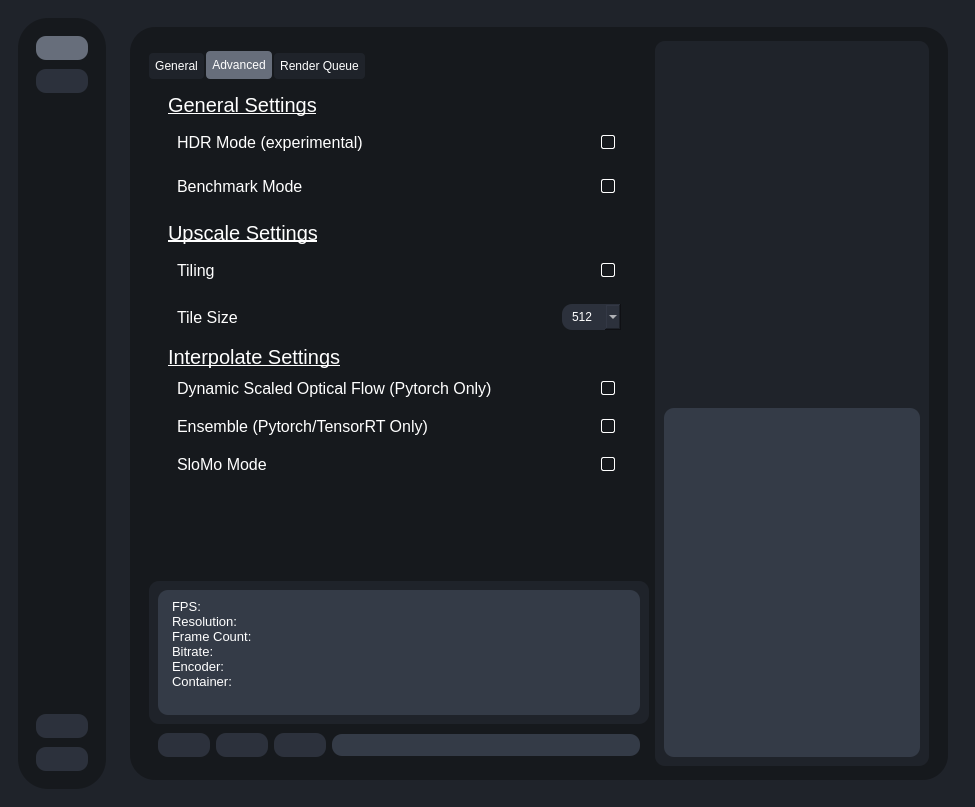
First picture: the form in testRVEInterface.ui, repository gokulmc/enhance_crop, before the edit.
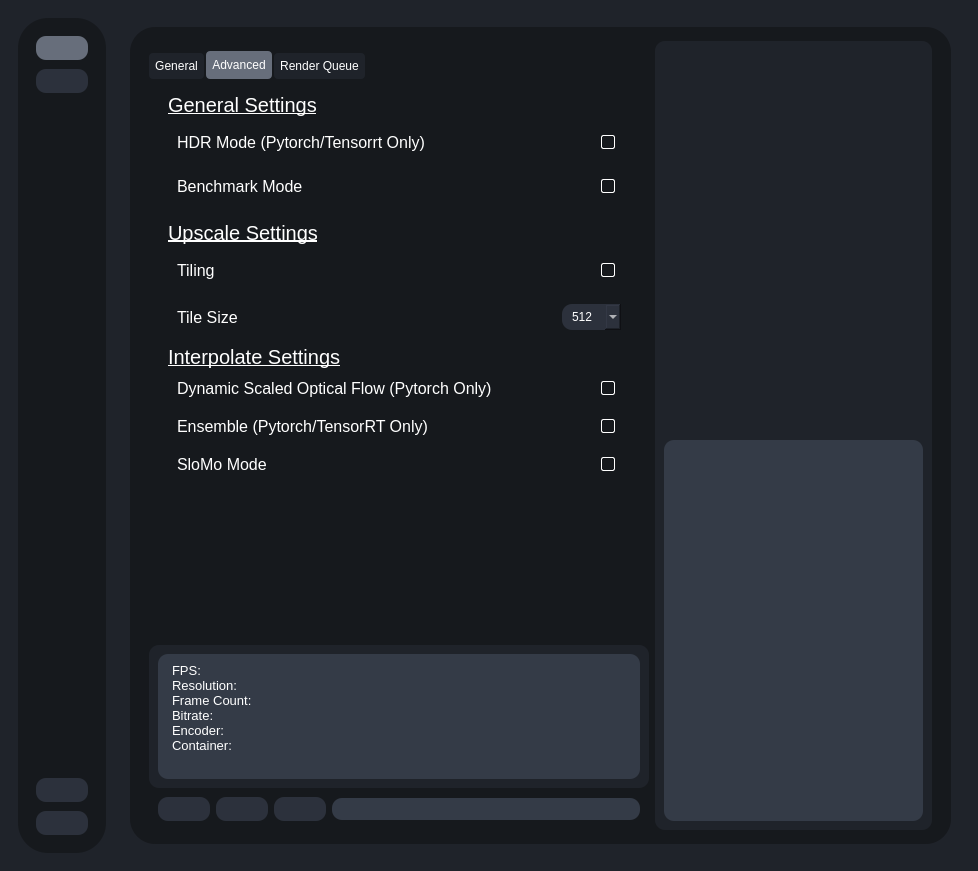
Second picture: the form after the edit. The open tabs and pages were chosen to show the change. Icons and pictures are not drawn.

```diff
--- a/testRVEInterface.ui
+++ b/testRVEInterface.ui
@@ -5,8 +5,8 @@
    <rect>
     <x>0</x>
     <y>0</y>
-    <width>0</width>
-    <height>0</height>
+    <width>978</width>
+    <height>871</height>
    </rect>
   </property>
   <property name="sizePolicy">
@@ -1171,7 +1171,7 @@
                               <string />
                              </property>
                              <property name="text">
-                              <string>HDR Mode (experimental)</string>
+                              <string>HDR Mode (Pytorch/Tensorrt Only)</string>
                              </property>
                             </widget>
                            </item>
@@ -2047,19 +2047,19 @@
                              <bool>true</bool>
                             </property>
                             <property name="html">
-                             <string notr="true">&lt;!DOCTYPE HTML PUBLIC "-//W3C//DTD HTML 4.0//EN" "http://www.w3.org/TR/REC-html40/strict.dtd"&gt;
-&lt;html&gt;&lt;head&gt;&lt;meta name="qrichtext" content="1" /&gt;&lt;meta charset="utf-8" /&gt;&lt;style type="text/css"&gt;
+                             <string notr="true">&lt;!DOCTYPE HTML PUBLIC &quot;-//W3C//DTD HTML 4.0//EN&quot; &quot;http://www.w3.org/TR/REC-html40/strict.dtd&quot;&gt;
+&lt;html&gt;&lt;head&gt;&lt;meta name=&quot;qrichtext&quot; content=&quot;1&quot; /&gt;&lt;meta charset=&quot;utf-8&quot; /&gt;&lt;style type=&quot;text/css&quot;&gt;
 p, li { white-space: pre-wrap; }
 hr { height: 1px; border-width: 0; }
-li.unchecked::marker { content: "\2610"; }
-li.checked::marker { content: "\2612"; }
-&lt;/style&gt;&lt;/head&gt;&lt;body style=" font-family:'Segoe UI'; font-size:9pt; font-weight:400; font-style:normal;"&gt;
-&lt;p style=" margin-top:0px; margin-bottom:0px; margin-left:0px; margin-right:0px; -qt-block-indent:0; text-indent:0px;"&gt;&lt;span style=" font-family:'Sans Serif'; font-size:10pt;"&gt;FPS:&lt;/span&gt;&lt;/p&gt;
-&lt;p style=" margin-top:0px; margin-bottom:0px; margin-left:0px; margin-right:0px; -qt-block-indent:0; text-indent:0px;"&gt;&lt;span style=" font-family:'Sans Serif'; font-size:10pt;"&gt;Resolution:&lt;/span&gt;&lt;/p&gt;
-&lt;p style=" margin-top:0px; margin-bottom:0px; margin-left:0px; margin-right:0px; -qt-block-indent:0; text-indent:0px;"&gt;&lt;span style=" font-family:'Sans Serif'; font-size:10pt;"&gt;Frame Count:&lt;/span&gt;&lt;/p&gt;
-&lt;p style=" margin-top:0px; margin-bottom:0px; margin-left:0px; margin-right:0px; -qt-block-indent:0; text-indent:0px;"&gt;&lt;span style=" font-family:'Sans Serif'; font-size:10pt;"&gt;Bitrate:&lt;/span&gt;&lt;/p&gt;
-&lt;p style=" margin-top:0px; margin-bottom:0px; margin-left:0px; margin-right:0px; -qt-block-indent:0; text-indent:0px;"&gt;&lt;span style=" font-family:'Sans Serif'; font-size:10pt;"&gt;Encoder:&lt;/span&gt;&lt;/p&gt;
-&lt;p style=" margin-top:0px; margin-bottom:0px; margin-left:0px; margin-right:0px; -qt-block-indent:0; text-indent:0px;"&gt;&lt;span style=" font-family:'Sans Serif'; font-size:10pt;"&gt;Container:&lt;/span&gt;&lt;/p&gt;&lt;/body&gt;&lt;/html&gt;</string>
+li.unchecked::marker { content: &quot;\2610&quot;; }
+li.checked::marker { content: &quot;\2612&quot;; }
+&lt;/style&gt;&lt;/head&gt;&lt;body style=&quot; font-family:'Sans Serif'; font-size:9pt; font-weight:400; font-style:normal;&quot;&gt;
+&lt;p style=&quot; margin-top:0px; margin-bottom:0px; margin-left:0px; margin-right:0px; -qt-block-indent:0; text-indent:0px;&quot;&gt;&lt;span style=&quot; font-size:10pt;&quot;&gt;FPS:&lt;/span&gt;&lt;/p&gt;
+&lt;p style=&quot; margin-top:0px; margin-bottom:0px; margin-left:0px; margin-right:0px; -qt-block-indent:0; text-indent:0px;&quot;&gt;&lt;span style=&quot; font-size:10pt;&quot;&gt;Resolution:&lt;/span&gt;&lt;/p&gt;
+&lt;p style=&quot; margin-top:0px; margin-bottom:0px; margin-left:0px; margin-right:0px; -qt-block-indent:0; text-indent:0px;&quot;&gt;&lt;span style=&quot; font-size:10pt;&quot;&gt;Frame Count:&lt;/span&gt;&lt;/p&gt;
+&lt;p style=&quot; margin-top:0px; margin-bottom:0px; margin-left:0px; margin-right:0px; -qt-block-indent:0; text-indent:0px;&quot;&gt;&lt;span style=&quot; font-size:10pt;&quot;&gt;Bitrate:&lt;/span&gt;&lt;/p&gt;
+&lt;p style=&quot; margin-top:0px; margin-bottom:0px; margin-left:0px; margin-right:0px; -qt-block-indent:0; text-indent:0px;&quot;&gt;&lt;span style=&quot; font-size:10pt;&quot;&gt;Encoder:&lt;/span&gt;&lt;/p&gt;
+&lt;p style=&quot; margin-top:0px; margin-bottom:0px; margin-left:0px; margin-right:0px; -qt-block-indent:0; text-indent:0px;&quot;&gt;&lt;span style=&quot; font-size:10pt;&quot;&gt;Container:&lt;/span&gt;&lt;/p&gt;&lt;/body&gt;&lt;/html&gt;</string>
                             </property>
                            </widget>
                           </item>
@@ -2388,14 +2388,14 @@
                        <bool>true</bool>
                       </property>
                       <property name="html">
-                       <string>&lt;!DOCTYPE HTML PUBLIC "-//W3C//DTD HTML 4.0//EN" "http://www.w3.org/TR/REC-html40/strict.dtd"&gt;
-&lt;html&gt;&lt;head&gt;&lt;meta name="qrichtext" content="1" /&gt;&lt;meta charset="utf-8" /&gt;&lt;style type="text/css"&gt;
+                       <string>&lt;!DOCTYPE HTML PUBLIC &quot;-//W3C//DTD HTML 4.0//EN&quot; &quot;http://www.w3.org/TR/REC-html40/strict.dtd&quot;&gt;
+&lt;html&gt;&lt;head&gt;&lt;meta name=&quot;qrichtext&quot; content=&quot;1&quot; /&gt;&lt;meta charset=&quot;utf-8&quot; /&gt;&lt;style type=&quot;text/css&quot;&gt;
 p, li { white-space: pre-wrap; }
 hr { height: 1px; border-width: 0; }
-li.unchecked::marker { content: "\2610"; }
-li.checked::marker { content: "\2612"; }
-&lt;/style&gt;&lt;/head&gt;&lt;body style=" font-family:'Segoe UI'; font-size:13pt; font-weight:400; font-style:normal;"&gt;
-&lt;p style="-qt-paragraph-type:empty; margin-top:0px; margin-bottom:0px; margin-left:0px; margin-right:0px; -qt-block-indent:0; text-indent:0px; font-family:'Noto Sans';"&gt;&lt;br /&gt;&lt;/p&gt;&lt;/body&gt;&lt;/html&gt;</string>
+li.unchecked::marker { content: &quot;\2610&quot;; }
+li.checked::marker { content: &quot;\2612&quot;; }
+&lt;/style&gt;&lt;/head&gt;&lt;body style=&quot; font-family:'Sans Serif'; font-size:13pt; font-weight:400; font-style:normal;&quot;&gt;
+&lt;p style=&quot;-qt-paragraph-type:empty; margin-top:0px; margin-bottom:0px; margin-left:0px; margin-right:0px; -qt-block-indent:0; text-indent:0px; font-family:'Noto Sans';&quot;&gt;&lt;br /&gt;&lt;/p&gt;&lt;/body&gt;&lt;/html&gt;</string>
                       </property>
                      </widget>
                     </item>
```
Left out of the diff: 203 changed lines with no effect on the pictures.
